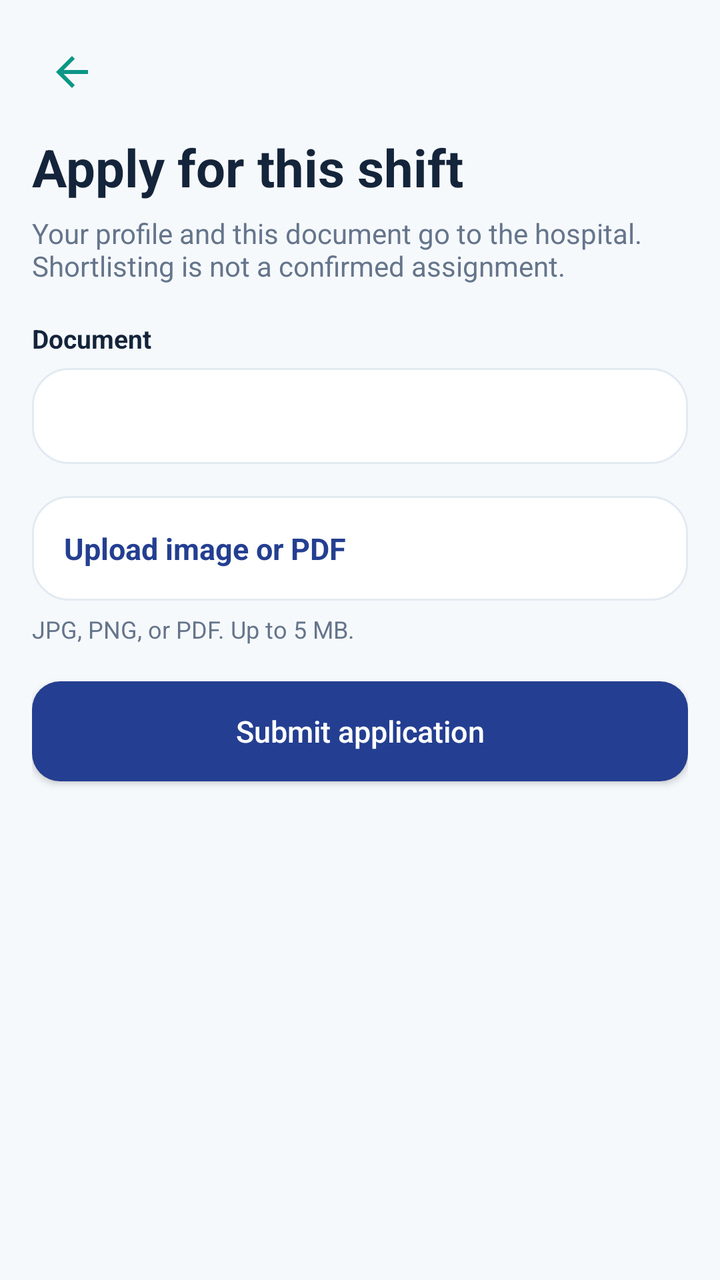
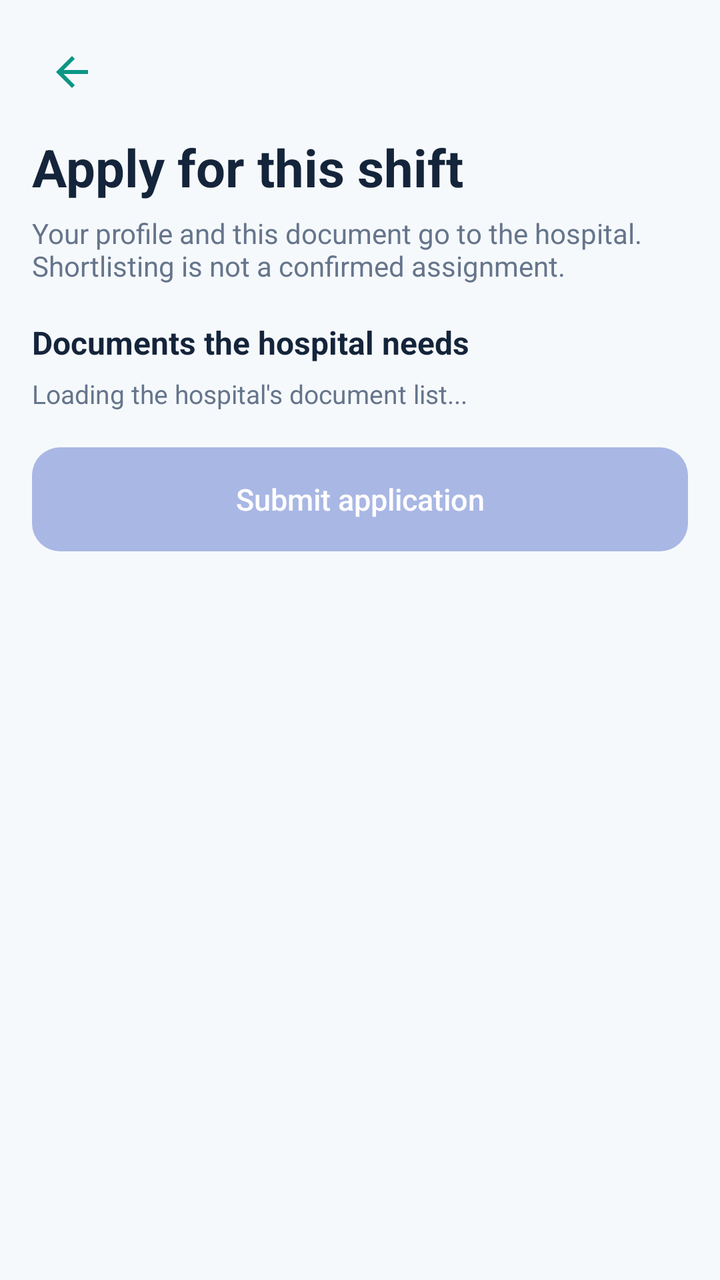

The first picture is an Android layout as it rendered before a commit; the second is the same layout after the commit. The layout source and the unified diff follow.
<!-- AndroidManifest.xml: application theme Theme.Shafi -->
<!-- res/layout/activity_apply.xml -->
<?xml version="1.0" encoding="utf-8"?>
<ScrollView xmlns:android="http://schemas.android.com/apk/res/android"
    android:layout_width="match_parent"
    android:layout_height="match_parent"
    android:background="@color/page"
    android:fillViewport="true">

    <LinearLayout
        android:layout_width="match_parent"
        android:layout_height="wrap_content"
        android:orientation="vertical"
        android:padding="16dp">

        <ImageView
            android:id="@+id/btn_back"
            android:layout_width="40dp"
            android:layout_height="40dp"
            android:background="?attr/selectableItemBackgroundBorderless"
            android:contentDescription="Back"
            android:padding="8dp"
            android:src="@drawable/ic_back" />

        <TextView
            android:layout_width="match_parent"
            android:layout_height="wrap_content"
            android:layout_marginTop="10dp"
            android:text="Apply for this shift"
            android:textColor="@color/navy"
            android:textSize="26sp"
            android:textStyle="bold" />

        <TextView
            android:id="@+id/tv_job"
            android:layout_width="match_parent"
            android:layout_height="wrap_content"
            android:layout_marginTop="6dp"
            android:text="Your profile and this document go to the hospital. Shortlisting is not a confirmed assignment."
            android:textColor="@color/text_secondary"
            android:textSize="14sp" />

        <TextView
            android:layout_width="match_parent"
            android:layout_height="wrap_content"
            android:layout_marginTop="18dp"
            android:text="Document"
            android:textColor="@color/navy"
            android:textSize="13sp"
            android:textStyle="bold" />

        <Spinner
            android:id="@+id/sp_type"
            android:layout_width="match_parent"
            android:layout_height="48dp"
            android:layout_marginTop="6dp"
            android:background="@drawable/bg_card" />

        <TextView
            android:id="@+id/btn_file"
            android:layout_width="match_parent"
            android:layout_height="wrap_content"
            android:layout_marginTop="16dp"
            android:background="@drawable/bg_card"
            android:foreground="?attr/selectableItemBackground"
            android:gravity="center_vertical"
            android:padding="16dp"
            android:text="Upload image or PDF"
            android:textColor="@color/navy_action"
            android:textSize="15sp"
            android:textStyle="bold" />

        <TextView
            android:id="@+id/tv_file"
            android:layout_width="match_parent"
            android:layout_height="wrap_content"
            android:layout_marginTop="6dp"
            android:text="JPG, PNG, or PDF. Up to 5 MB."
            android:textColor="@color/text_secondary"
            android:textSize="12sp" />

        <TextView
            android:id="@+id/tv_error"
            android:layout_width="match_parent"
            android:layout_height="wrap_content"
            android:layout_marginTop="10dp"
            android:textColor="@color/error"
            android:visibility="gone" />

        <com.example.shafi.ui.SkeletonView
            android:id="@+id/progress"
            android:layout_width="match_parent"
            android:layout_height="wrap_content"
            android:layout_marginTop="12dp"
            android:visibility="gone" />

        <com.google.android.material.button.MaterialButton
            android:id="@+id/btn_submit"
            style="@style/Widget.Shafi.Button"
            android:layout_width="match_parent"
            android:layout_height="wrap_content"
            android:layout_marginTop="18dp"
            android:text="Submit application" />
    </LinearLayout>
</ScrollView>
<!-- resources referenced by this layout -->
<resources>
  <color name="error">#F04444</color>
  <color name="navy">#14243A</color>
  <color name="navy_action">#243F91</color>
  <color name="page">#F6F9FC</color>
  <color name="text_secondary">#65758B</color>
  <!-- drawable bg_card (drawable) -->
  <?xml version="1.0" encoding="utf-8"?>
  <shape xmlns:android="http://schemas.android.com/apk/res/android" android:shape="rectangle">
      <solid android:color="@color/white" />
      <stroke android:width="1dp" android:color="@color/line" />
      <corners android:radius="18dp" />
  </shape>
  <!-- drawable ic_back (drawable) -->
  <?xml version="1.0" encoding="utf-8"?>
  <vector xmlns:android="http://schemas.android.com/apk/res/android"
      android:width="24dp"
      android:height="24dp"
      android:viewportWidth="24"
      android:viewportHeight="24">
      <path
          android:fillColor="@color/theme"
          android:pathData="M20,11H7.83l5.59,-5.59L12,4l-8,8 8,8 1.41,-1.41L7.83,13H20v-2z" />
  </vector>
  <style name="Widget.Shafi.Button" parent="Widget.MaterialComponents.Button">
          <item name="cornerRadius">14dp</item>
          <item name="android:textAllCaps">false</item>
          <item name="android:fontFamily">sans-serif-medium</item>
          <item name="android:letterSpacing">0</item>
          <item name="android:textSize">15sp</item>
          <item name="android:minHeight">50dp</item>
          <item name="android:insetTop">0dp</item>
          <item name="android:insetBottom">0dp</item>
          <item name="android:textColor">@color/button_text</item>
          <item name="backgroundTint">@color/button_fill</item>
          <item name="rippleColor">#66FFFFFF</item>
          <item name="iconTint">@color/button_text</item>
      </style>
  <style name="Theme.Shafi" parent="Theme.MaterialComponents.Light.NoActionBar">
          <item name="colorPrimary">@color/theme</item>
          <item name="colorPrimaryVariant">@color/theme</item>
          <item name="colorOnPrimary">@color/white</item>
          <item name="colorSecondary">@color/theme</item>
          <item name="colorSecondaryVariant">@color/theme</item>
          <item name="colorOnSecondary">@color/white</item>
          <item name="android:statusBarColor">@color/white</item>
          <item name="android:navigationBarColor">@color/white</item>
          <item name="android:windowLightNavigationBar">true</item>
          <item name="android:windowBackground">@color/page</item>
          <item name="android:windowLightStatusBar">true</item>
          <item name="textInputStyle">@style/Widget.Shafi.TextInput</item>
          <item name="colorControlHighlight">#33243F91</item>
      </style>
  <color name="white">#FFFFFFFF</color>
  <color name="line">#E3EAF1</color>
  <color name="theme">#0B9685</color>
  <style name="Widget.Shafi.TextInput" parent="Widget.MaterialComponents.TextInputLayout.OutlinedBox">
          <item name="boxStrokeColor">@color/input_stroke</item>
          <item name="boxStrokeWidth">1.5dp</item>
          <item name="boxStrokeWidthFocused">2dp</item>
          <item name="boxCornerRadiusTopStart">12dp</item>
          <item name="boxCornerRadiusTopEnd">12dp</item>
          <item name="boxCornerRadiusBottomStart">12dp</item>
          <item name="boxCornerRadiusBottomEnd">12dp</item>
          <item name="hintTextColor">@color/input_hint</item>
          <item name="android:textColorHint">@color/text_muted</item>
          <item name="boxBackgroundColor">@color/white</item>
          <item name="errorTextColor">@color/error</item>
          <item name="boxStrokeErrorColor">@color/error</item>
          <item name="endIconTint">@color/text_secondary</item>
          <item name="hintTextAppearance">@style/Text.Shafi.FieldHint</item>
      </style>
  <color name="text_muted">#94A3B8</color>
  <style name="Text.Shafi.FieldHint" parent="TextAppearance.MaterialComponents.Caption">
          <item name="android:textSize">13sp</item>
          <item name="android:fontFamily">sans-serif-medium</item>
      </style>
</resources>

<!-- the commit's change to res/layout/activity_apply.xml (unified diff, before → after) -->
@@ -42,40 +42,25 @@
             android:layout_width="match_parent"
             android:layout_height="wrap_content"
             android:layout_marginTop="18dp"
-            android:text="Document"
+            android:text="Documents the hospital needs"
             android:textColor="@color/navy"
-            android:textSize="13sp"
-            android:textStyle="bold" />
-
-        <Spinner
-            android:id="@+id/sp_type"
-            android:layout_width="match_parent"
-            android:layout_height="48dp"
-            android:layout_marginTop="6dp"
-            android:background="@drawable/bg_card" />
-
-        <TextView
-            android:id="@+id/btn_file"
-            android:layout_width="match_parent"
-            android:layout_height="wrap_content"
-            android:layout_marginTop="16dp"
-            android:background="@drawable/bg_card"
-            android:foreground="?attr/selectableItemBackground"
-            android:gravity="center_vertical"
-            android:padding="16dp"
-            android:text="Upload image or PDF"
-            android:textColor="@color/navy_action"
-            android:textSize="15sp"
+            android:textSize="16sp"
             android:textStyle="bold" />
 
         <TextView
-            android:id="@+id/tv_file"
+            android:id="@+id/tv_docs_hint"
             android:layout_width="match_parent"
             android:layout_height="wrap_content"
             android:layout_marginTop="6dp"
-            android:text="JPG, PNG, or PDF. Up to 5 MB."
+            android:text="Loading the hospital's document list..."
             android:textColor="@color/text_secondary"
-            android:textSize="12sp" />
+            android:textSize="13sp" />
+
+        <LinearLayout
+            android:id="@+id/doc_list"
+            android:layout_width="match_parent"
+            android:layout_height="wrap_content"
+            android:orientation="vertical" />
 
         <TextView
             android:id="@+id/tv_error"
@@ -96,8 +81,10 @@
             android:id="@+id/btn_submit"
             style="@style/Widget.Shafi.Button"
             android:layout_width="match_parent"
-            android:layout_height="wrap_content"
+            android:layout_height="52dp"
             android:layout_marginTop="18dp"
+            android:enabled="false"
+            android:maxLines="1"
             android:text="Submit application" />
     </LinearLayout>
 </ScrollView>
<!-- resource entries referenced after the edit -->
@@ -2,16 +2,8 @@
 <resources>
   <color name="error">#F04444</color>
   <color name="navy">#14243A</color>
-  <color name="navy_action">#243F91</color>
   <color name="page">#F6F9FC</color>
   <color name="text_secondary">#65758B</color>
-  <!-- drawable bg_card (drawable) -->
-  <?xml version="1.0" encoding="utf-8"?>
-  <shape xmlns:android="http://schemas.android.com/apk/res/android" android:shape="rectangle">
-      <solid android:color="@color/white" />
-      <stroke android:width="1dp" android:color="@color/line" />
-      <corners android:radius="18dp" />
-  </shape>
   <!-- drawable ic_back (drawable) -->
   <?xml version="1.0" encoding="utf-8"?>
   <vector xmlns:android="http://schemas.android.com/apk/res/android"
@@ -53,7 +45,6 @@
           <item name="colorControlHighlight">#33243F91</item>
       </style>
   <color name="white">#FFFFFFFF</color>
-  <color name="line">#E3EAF1</color>
   <color name="theme">#0B9685</color>
   <style name="Widget.Shafi.TextInput" parent="Widget.MaterialComponents.TextInputLayout.OutlinedBox">
           <item name="boxStrokeColor">@color/input_stroke</item>
